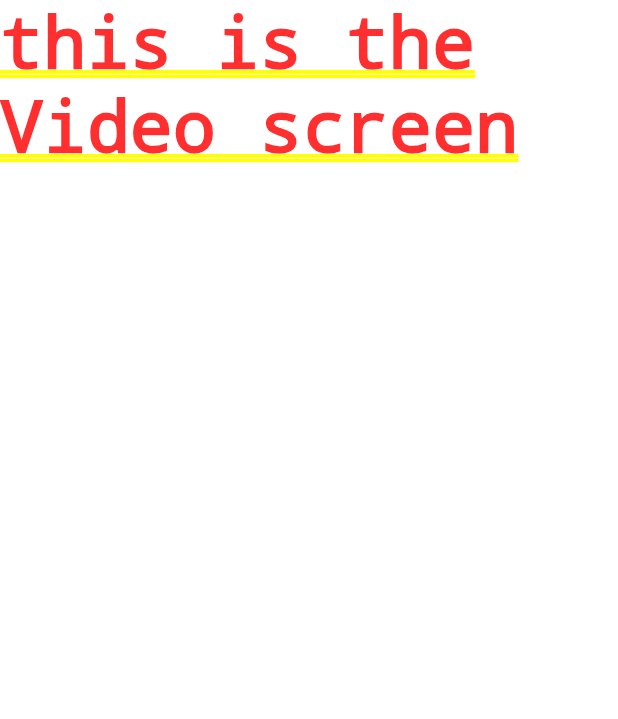
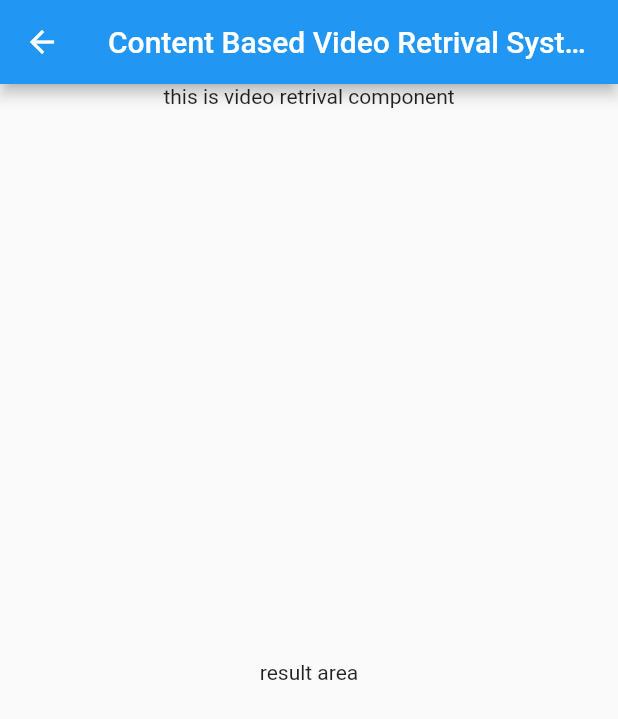
Before and after one commit to AdhamNour/ContentBasedMultimediaRetrivalSystem, a Flutter app: the screen it shows after launch, after a tap on "Video", on a phone screen of 412 x 824 dp. Shown: the top 719 px of the screen. Run offline on Flutter 3.47's test engine with Material 2 defaults, Android fonts, the phone set to English and light mode, and no system bars.

Commit message:
general layout is set

```diff
--- /dev/null
+++ b/multimedia_frontend/lib/Components/ImageCompnent.dart
@@ -0,0 +1,10 @@
+import 'package:flutter/material.dart';
+
+class ImageRetrivalComponent extends StatelessWidget {
+  @override
+  Widget build(BuildContext context) {
+    return Container(
+      child: Text('this is image retrival component'),
+    );
+  }
+}
--- /dev/null
+++ b/multimedia_frontend/lib/Components/VideoComponent.dart
@@ -0,0 +1,10 @@
+import 'package:flutter/material.dart';
+
+class VideoRetrivalComponent extends StatelessWidget {
+  @override
+  Widget build(BuildContext context) {
+    return Container(
+      child: Text('this is video retrival component'),
+    );
+  }
+}
--- a/multimedia_frontend/lib/screens/SearchScreen.dart
+++ b/multimedia_frontend/lib/screens/SearchScreen.dart
@@ -1,14 +1,28 @@
 import 'package:flutter/material.dart';
+import 'package:multimedia_frontend/Components/ImageCompnent.dart';
+import 'package:multimedia_frontend/Components/VideoComponent.dart';
 
 class SearchScreen extends StatelessWidget {
   static const routeName = 'SEARCH_SCREEN';
 
   @override
   Widget build(BuildContext context) {
-  final args = ModalRoute.of(context)!.settings.arguments as String;
-
-    return Container(
-      child: Text('this is the ${args} screen'),
-    );
+    final args = ModalRoute.of(context)!.settings.arguments as String;
+    Widget renderElement = VideoRetrivalComponent();
+    if (args == 'Image') {
+      renderElement = ImageRetrivalComponent();
+    }
+    return Scaffold(
+        appBar: AppBar(
+          title: Text('Content Based $args Retrival System'),
+        ),
+        body: Column(
+          children: [
+            renderElement,
+            Expanded(
+              child: Center(child: Text('result area')),
+            )
+          ],
+        ));
   }
 }
```
